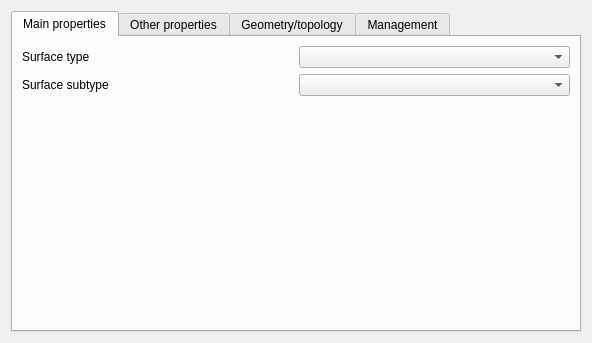
Before: the Qt Designer form Lamia/iface/qgiswidget/tools/toolprepro/base3_urbandrainage/lamiabase_ud_surface_tool_ui.ui in Artelia/Lamia, drawn with Qt 5.
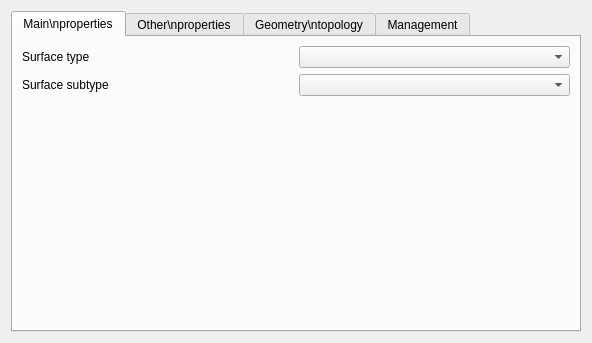
After: the same form once the commit is applied. The open tabs and pages were chosen to show the change.

Patch:
```diff
--- a/Lamia/iface/qgiswidget/tools/toolprepro/base3_urbandrainage/lamiabase_ud_surface_tool_ui.ui
+++ b/Lamia/iface/qgiswidget/tools/toolprepro/base3_urbandrainage/lamiabase_ud_surface_tool_ui.ui
@@ -21,7 +21,7 @@
      </property>
      <widget class="QWidget" name="tab">
       <attribute name="title">
-       <string>Main properties</string>
+       <string>Main\nproperties</string>
       </attribute>
       <layout class="QGridLayout" name="gridLayout_2">
        <item row="0" column="1">
@@ -61,7 +61,7 @@
      </widget>
      <widget class="QWidget" name="tab_2">
       <attribute name="title">
-       <string>Other properties</string>
+       <string>Other\nproperties</string>
       </attribute>
       <layout class="QGridLayout" name="gridLayout_3">
        <item row="0" column="0">
@@ -101,7 +101,7 @@
      </widget>
      <widget class="QWidget" name="tab_3">
       <attribute name="title">
-       <string>Geometry/topology</string>
+       <string>Geometry\ntopology</string>
       </attribute>
       <layout class="QGridLayout" name="gridLayout_4">
        <item row="0" column="0">
```
Left out of the diff: 2 changed lines with no effect on the pictures.
